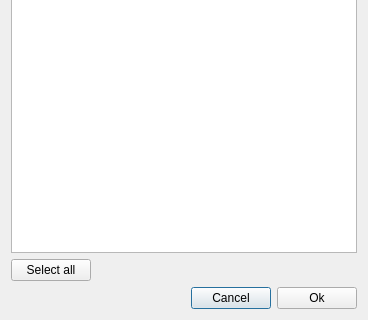
Above: qt4Designer_ui_files/badChannelsDialogUi.ui from cibr-jyu/meggie before the change; both pictures show x 0 to 368 and y 386 to 706 of the 368 by 706 pixel window. Below: the same form after it.
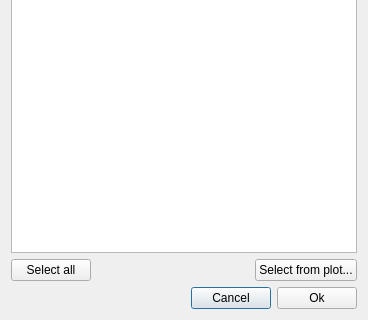
That is the form after the change.

Commit message: Do bad channels customize dialog with plot

What changed in the file:
```diff
--- a/qt4Designer_ui_files/badChannelsDialogUi.ui
+++ b/qt4Designer_ui_files/badChannelsDialogUi.ui
@@ -74,6 +74,13 @@
        </property>
       </spacer>
      </item>
+     <item>
+      <widget class="QPushButton" name="pushButtonPlot">
+       <property name="text">
+        <string>Select from plot...</string>
+       </property>
+      </widget>
+     </item>
     </layout>
    </item>
   </layout>
```
The commit also changes 2 other files.
